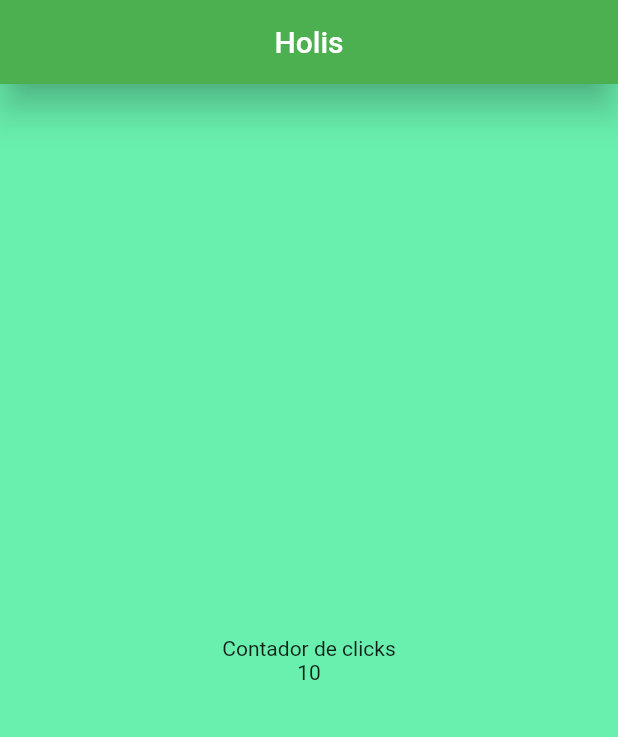
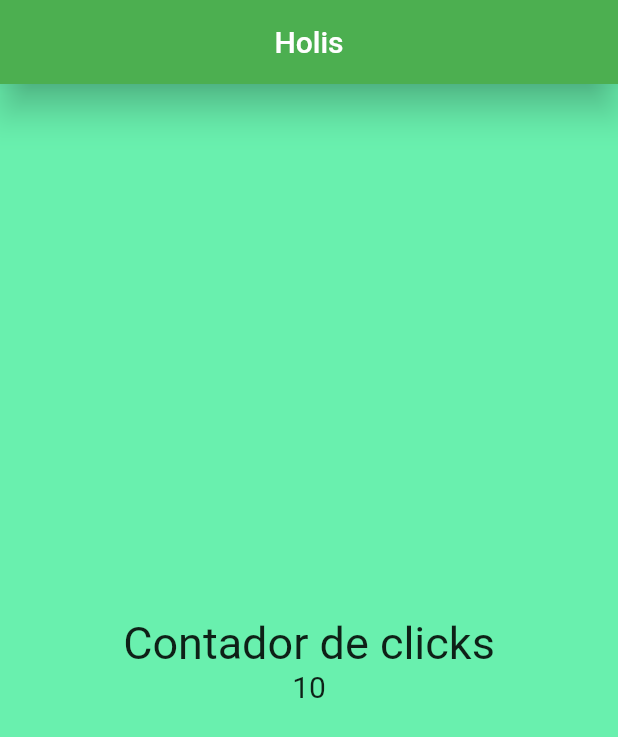
Before and after one commit to Jiaz02/Pruebas-Flutter, a Flutter app: the screen it shows after launch, on a phone screen of 412 x 824 dp. Shown: the top 737 px of the screen. Run offline on Flutter 3.47's test engine with Material 2 defaults, Android fonts, the phone set to English and light mode, and no system bars.

Commit message:
crear una variable para las propiedades del texto

```diff
--- a/flutter_application_1/lib/screens/home_screen.dart
+++ b/flutter_application_1/lib/screens/home_screen.dart
@@ -5,6 +5,9 @@ class HomeScreen extends StatelessWidget {
 
   @override
   Widget build(BuildContext context) {
+    //hacemos una variable guardar el stilo
+    const TextStyle fontSize30 = TextStyle(fontSize: 30);
+    const TextStyle fontSize20 = TextStyle(fontSize: 20);
     //creamos un scaffold
     return Scaffold(
       //creamos un appbar de un tamaño x
@@ -24,7 +27,11 @@ class HomeScreen extends StatelessWidget {
           mainAxisAlignment: MainAxisAlignment.center,
           //centramos la columna con CrossAxisAlignment en eje x respecto al item mas grande
           crossAxisAlignment: CrossAxisAlignment.center,
-          children: const <Widget>[Text('Contador de clicks'), Text('10')],
+          children: const <Widget>[
+            //cambiamos las propiedades del texto
+            Text('Contador de clicks', style: fontSize30),
+            Text('10', style: fontSize20)
+          ],
         ),
       ),
     );
```
